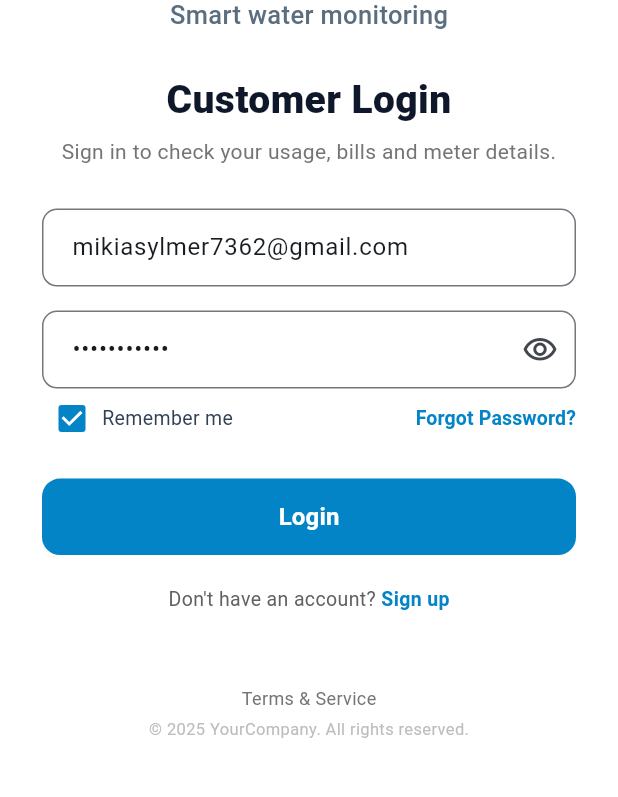
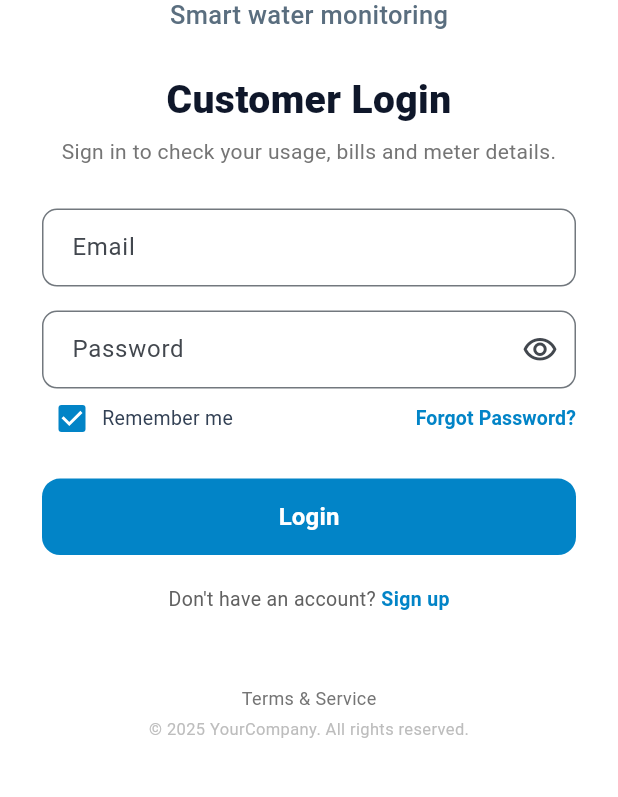
Before and after one commit to merga1/final-year-project, a Flutter app: the screen it shows after launch, after a tap on "Customer", on a phone screen of 412 x 824 dp, the part 298-1095 px from its top. Run offline on Flutter 3.47's test engine with Material 3 defaults, Android fonts, the phone set to English and light mode, and no system bars; our stand-ins replace fl_chart, flutter_secure_storage, shared_preferences.

Commit message:
feat: add admin dashboard global styles and mobile login screen

```diff
--- a/mobile-app/lib/screens/login_screen.dart
+++ b/mobile-app/lib/screens/login_screen.dart
@@ -25,8 +25,8 @@ class LoginScreen extends StatefulWidget {
 }
 
 class _LoginScreenState extends State<LoginScreen> {
-  final _emailController = TextEditingController(text: 'mikiasylmer7362@gmail.com');
-  final _passwordController = TextEditingController(text: 'customer123');
+  final _emailController = TextEditingController();
+  final _passwordController = TextEditingController();
   bool _loading = false;
   String? _error;
   bool _obscure = true;
```
Also changed, not shown: 1 other file.
